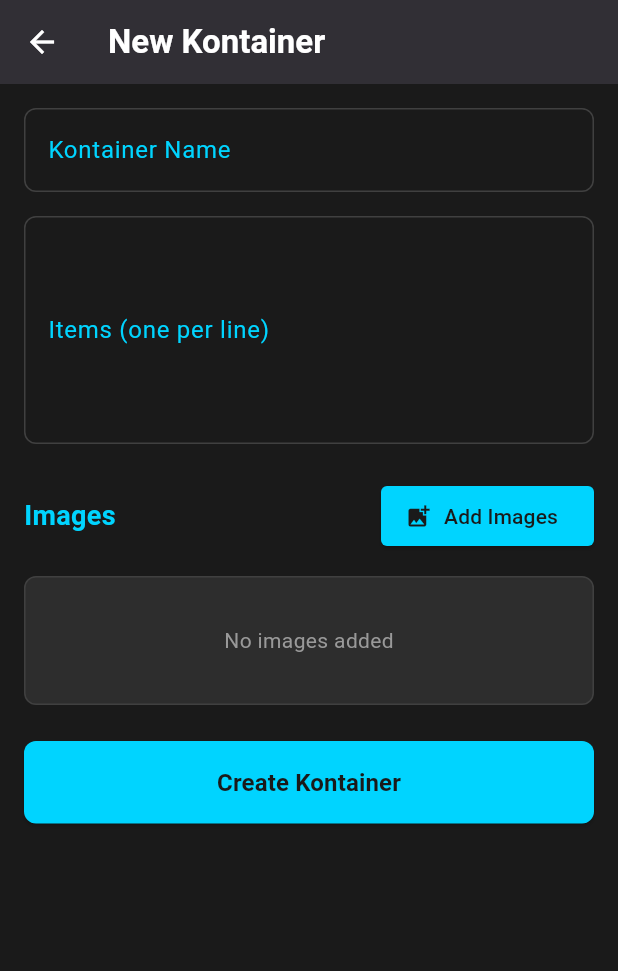
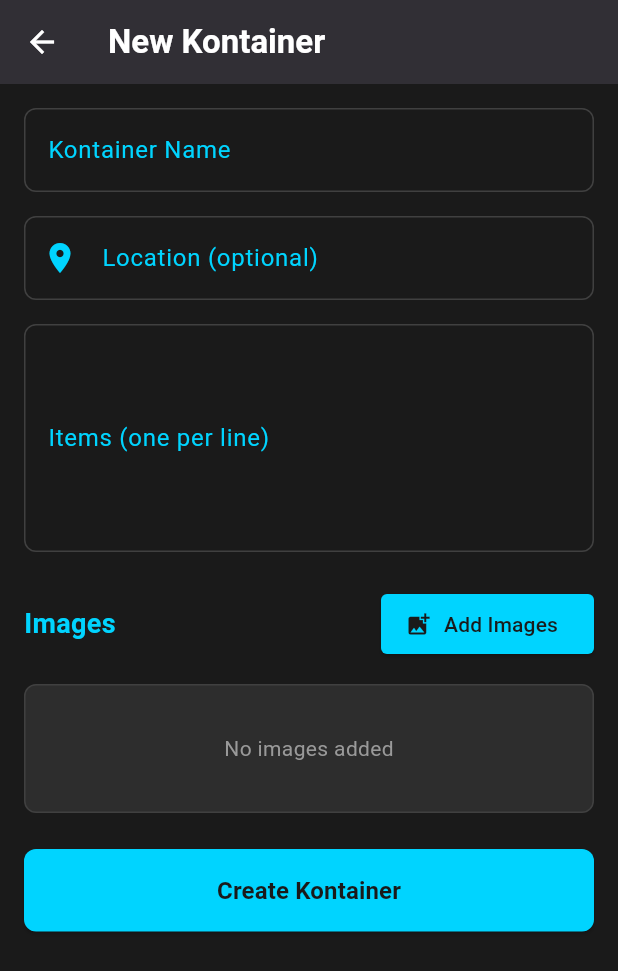
Before and after one commit to lbradshaw/kontainer_companion, a Flutter app: the ToteDetailScreen screen opened directly, on a phone screen of 412 x 824 dp. Shown: the top 971 px of the screen. Run offline on Flutter 3.47's test engine with Material 3 defaults, Android fonts, the phone set to English and light mode, and no system bars; our stand-ins replace image_picker, shared_preferences; missing offline and left inert: mobile_scanner; accounts and stored records are empty; network calls fail.

Commit message:
Add location field support to mobile app (v0.7.0)
- Add optional location field to Tote model
- Display location with icon on view screen (when set)
- Add location text input on create/edit screen
- Send location in API create and update requests
- Full backward compatibility with null/empty locations
- Compatible with backend API v1.7.0+
- Update documentation and session notes

Co-authored-by: Copilot <223556219+Copilot@users.noreply.github.com>

```diff
--- a/lib/models/tote.dart
+++ b/lib/models/tote.dart
@@ -5,6 +5,7 @@ class Tote {
   final int id;
   final String name;
   final String items;
+  final String? location;
   final String? qrCode;
   final List<Uint8List> images;
   final List<int> imageIds;
@@ -13,6 +14,7 @@ class Tote {
     required this.id,
     required this.name,
     required this.items,
+    this.location,
     this.qrCode,
     this.images = const [],
     this.imageIds = const [],
@@ -59,6 +61,7 @@ class Tote {
       id: json['id'],
       name: json['name'],
       items: json['items'] ?? '',
+      location: json['location'],
       qrCode: json['qr_code'],
       images: imagesList,
       imageIds: imageIdsList,
@@ -70,6 +73,7 @@ class Tote {
       'id': id,
       'name': name,
       'items': items,
+      'location': location ?? '',
       'qr_code': qrCode,
     };
   }
--- a/lib/screens/tote_detail_screen.dart
+++ b/lib/screens/tote_detail_screen.dart
@@ -17,6 +17,7 @@ class ToteDetailScreen extends StatefulWidget {
 class _ToteDetailScreenState extends State<ToteDetailScreen> {
   final _formKey = GlobalKey<FormState>();
   final _nameController = TextEditingController();
+  final _locationController = TextEditingController();
   final _itemsController = TextEditingController();
   final ImagePicker _picker = ImagePicker();
   final ApiService _apiService = ApiService();
@@ -51,6 +52,7 @@ class _ToteDetailScreenState extends State<ToteDetailScreen> {
 
       setState(() {
         _nameController.text = freshTote.name;
+        _locationController.text = freshTote.location ?? '';
         _itemsController.text = freshTote.items;
         _images = List.from(freshTote.images);
         _imageMimeTypes = []; // Clear MIME types (existing images already in DB)
@@ -74,6 +76,7 @@ class _ToteDetailScreenState extends State<ToteDetailScreen> {
   @override
   void dispose() {
     _nameController.dispose();
+    _locationController.dispose();
     _itemsController.dispose();
     super.dispose();
   }
@@ -232,6 +235,7 @@ class _ToteDetailScreenState extends State<ToteDetailScreen> {
         final toteUpdate = Tote(
           id: widget.tote!.id,
           name: _nameController.text,
+          location: _locationController.text.isEmpty ? null : _locationController.text,
           items: _itemsController.text,
           qrCode: widget.tote!.qrCode,
           images: [], // Don't send existing images in update
@@ -263,6 +267,7 @@ class _ToteDetailScreenState extends State<ToteDetailScreen> {
         final tote = Tote(
           id: 0,
           name: _nameController.text,
+          location: _locationController.text.isEmpty ? null : _locationController.text,
           items: _itemsController.text,
           qrCode: '',
           images: _images,
@@ -407,6 +412,26 @@ class _ToteDetailScreenState extends State<ToteDetailScreen> {
                     ),
                     const SizedBox(height: 16),
                     TextFormField(
+                      controller: _locationController,
+                      style: const TextStyle(color: AppTheme.textColor),
+                      decoration: InputDecoration(
+                        labelText: 'Location (optional)',
+                        hintText: 'e.g., Garage, Basement, Storage Unit A',
+                        hintStyle: const TextStyle(color: AppTheme.textSecondaryColor),
+                        labelStyle: const TextStyle(color: AppTheme.accentColor),
+                        prefixIcon: const Icon(Icons.location_on, color: AppTheme.accentColor),
+                        enabledBorder: OutlineInputBorder(
+                          borderSide: const BorderSide(color: AppTheme.borderColor),
+                          borderRadius: BorderRadius.circular(8),
+                        ),
+                        focusedBorder: OutlineInputBorder(
+                          borderSide: const BorderSide(color: AppTheme.accentColor),
+                          borderRadius: BorderRadius.circular(8),
+                        ),
+                      ),
+                    ),
+                    const SizedBox(height: 16),
+                    TextFormField(
                       controller: _itemsController,
                       style: const TextStyle(color: AppTheme.textColor),
                       maxLines: 5,
--- a/lib/services/api_service.dart
+++ b/lib/services/api_service.dart
@@ -64,6 +64,7 @@ class ApiService {
     final Map<String, dynamic> body = {
       'name': tote.name,
       'items': tote.items,
+      'location': tote.location ?? '',
     };
 
     // Add images in data URI format if provided
@@ -114,6 +115,7 @@ class ApiService {
     final Map<String, dynamic> body = {
       'name': tote.name,
       'items': tote.items,
+      'location': tote.location ?? '',
     };
 
     try {
```
Also changed, not shown: lib/screens/tote_view_screen.dart (+40 -0 lines), 2 other files.
